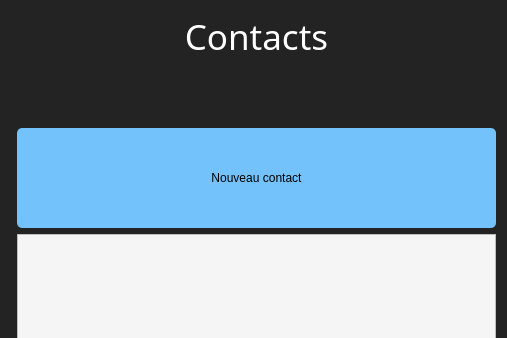
Qt form KeepItSecret/contactswindow.ui (dbuhon/KeepItSecret) before a commit; both pictures show x 0 to 507 and y 0 to 338 of the 507 by 685 pixel window.
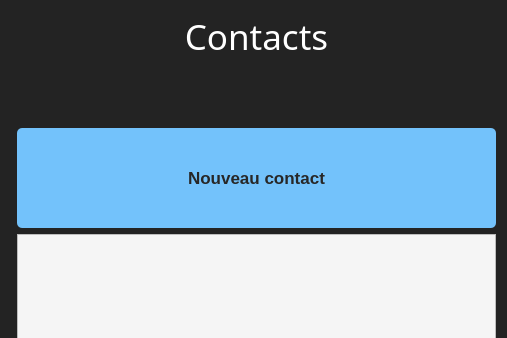
The same form after that commit.

```diff
--- a/KeepItSecret/contactswindow.ui
+++ b/KeepItSecret/contactswindow.ui
@@ -62,12 +62,21 @@
             <verstretch>0</verstretch>
            </sizepolicy>
           </property>
+          <property name="font">
+           <font>
+            <family>Arial</family>
+            <pointsize>13</pointsize>
+            <weight>75</weight>
+            <bold>true</bold>
+           </font>
+          </property>
           <property name="styleSheet">
-           <string notr="true">color: black;
+           <string notr="true">color: rgb(39, 39, 39);
 border-radius: 5px;
 background-color: rgb(115, 194, 251);
 margin-top: 60%;
-height: 100%;</string>
+height: 100%;
+</string>
           </property>
           <property name="text">
            <string>Nouveau contact</string>
```
Left out of the diff: 3 changed lines with no effect on the pictures.
